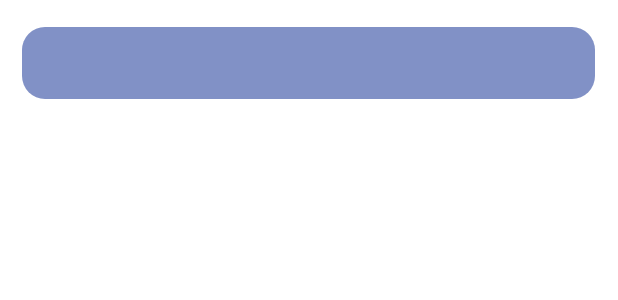
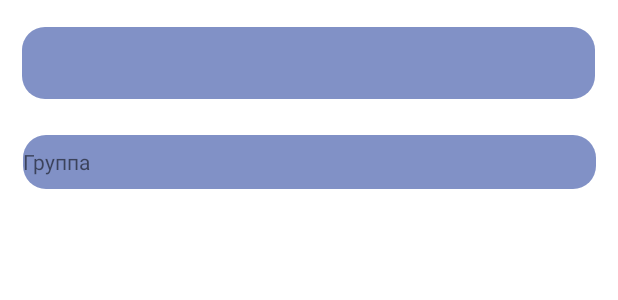
Before and after one commit to sorivma/MIITNavigation-mobile, an Android app: the layout fragment_timetable.xml on its own in the app's theme, with its tools: preview values and no code run, on a phone screen of 412 x 824 dp. Shown: the top 300 px of the screen. Run offline under Robolectric (Android 15) with nearby library versions, the phone set to English and light mode, and no system bars.

Commit message:
Update layouts
Add TextView in timetable fragment that is going to be used to select students group. Added pop-up layout where is list of groups is represented with a search bar

```diff
--- a/app/build.gradle
+++ b/app/build.gradle
@@ -34,7 +34,6 @@ android {
 }
 
 dependencies {
-
     implementation 'androidx.appcompat:appcompat:1.6.1'
     implementation 'com.google.android.material:material:1.8.0'
     implementation 'androidx.constraintlayout:constraintlayout:2.1.4'
--- a/app/src/main/java/com/example/miit_application/MainActivity.java
+++ b/app/src/main/java/com/example/miit_application/MainActivity.java
@@ -29,7 +29,6 @@ public class MainActivity extends AppCompatActivity {
         getSupportActionBar().setTitle(R.string.news);
         binding.bottomNavigationView.setOnItemSelectedListener(item -> {
             //Убрать switch
-
             switch (item.getItemId()) {
                 case R.id.news:
                     replaceFragment(new NewsFragment());
--- a/app/src/main/java/com/example/miit_application/NewsFragment.java
+++ b/app/src/main/java/com/example/miit_application/NewsFragment.java
@@ -102,6 +102,7 @@ public class NewsFragment extends Fragment {
         recyclerView.setAdapter(adapterRV);
     }
 
+    @NonNull
     private ArrayList<NewsModel> loadData() {
         ArrayList<NewsModel> newsModels = new ArrayList<>();
         for (int i = 0; i <= 10; i++) {
--- /dev/null
+++ b/app/src/main/java/com/example/miit_application/TimeController.java
@@ -0,0 +1,4 @@
+package com.example.miit_application;
+
+public class TimeController {
+}
--- a/app/src/main/java/com/example/miit_application/TimetableFragment.java
+++ b/app/src/main/java/com/example/miit_application/TimetableFragment.java
@@ -73,6 +73,8 @@ public class TimetableFragment extends Fragment {
         return view;
     }
 
+    // Убираем начала и концы пар в отделльный класс LessonTime (только хранит информацию о начале,
+    // конце пар). Логику переключения выносим в отдельный класс TimeController
     private Handler handler = new Handler();
     private int[][] intervals = {{8, 30, 9, 50}, {10, 5, 11, 25}, {11, 40, 13, 0}, {13, 45, 15, 5}, {15, 20, 16, 40}, {16, 55, 18, 15}, {18, 30, 19, 50}, {20, 5, 21, 25}};
     private void updateTime() {
--- /dev/null
+++ b/app/src/main/java/com/example/miit_application/model/LessonModel.java
@@ -0,0 +1,5 @@
+package com.example.miit_application.model;
+
+public class LessonModel {
+
+}
--- a/app/src/main/res/layout/activity_main.xml
+++ b/app/src/main/res/layout/activity_main.xml
@@ -14,7 +14,6 @@
         app:layout_constraintEnd_toEndOf="parent"
         app:layout_constraintStart_toStartOf="parent"
         app:layout_constraintTop_toTopOf="parent">
-
     </FrameLayout>
 
     <com.google.android.material.bottomnavigation.BottomNavigationView
--- a/app/src/main/res/layout/fragment_news.xml
+++ b/app/src/main/res/layout/fragment_news.xml
@@ -23,7 +23,8 @@
             app:layout_constraintHorizontal_bias="0.555"
             app:layout_constraintStart_toStartOf="parent"
             app:layout_constraintTop_toBottomOf="@+id/view"
-            app:layout_constraintVertical_bias="0.308" />
+            app:layout_constraintVertical_bias="0.308"
+            tools:listitem="@layout/item_article"/>
 
         <View
             android:id="@+id/view"
@@ -35,7 +36,6 @@
             app:layout_constraintHorizontal_bias="0.487"
             app:layout_constraintStart_toStartOf="parent"
             app:layout_constraintTop_toTopOf="parent"
-
             app:layout_constraintVertical_bias="0.023" />
 
         <TextView
--- a/app/src/main/res/layout/fragment_timetable.xml
+++ b/app/src/main/res/layout/fragment_timetable.xml
@@ -11,6 +11,19 @@
     <androidx.constraintlayout.widget.ConstraintLayout
         android:layout_width="match_parent"
         android:layout_height="match_parent">
+
+        <TextView
+            android:layout_width="382dp"
+            android:layout_height="36dp"
+            app:layout_constraintTop_toBottomOf="@id/view"
+            android:layout_marginTop="24dp"
+            app:layout_constraintStart_toStartOf="parent"
+            app:layout_constraintEnd_toEndOf="parent"
+            android:text="Группа"
+            android:gravity="center_vertical"
+            android:background="@drawable/viewshape1"
+            android:id="@+id/group_selector"
+            />
 
         <androidx.recyclerview.widget.RecyclerView
             android:id="@+id/recycle_view"
--- a/app/src/main/res/layout/item_article.xml
+++ b/app/src/main/res/layout/item_article.xml
@@ -14,10 +14,8 @@
         android:orientation="vertical"
         app:layout_constraintBottom_toBottomOf="parent"
         app:layout_constraintEnd_toEndOf="parent"
-        app:layout_constraintHorizontal_bias="0.491"
         app:layout_constraintStart_toStartOf="parent"
-        app:layout_constraintTop_toTopOf="parent"
-        app:layout_constraintVertical_bias="0.0">
+        app:layout_constraintTop_toTopOf="parent">
 
         <TextView
             android:id="@+id/text_title"
```
Also changed, not shown: app/src/main/res/layout/dialog_searchable_spinner.xml (added, +39 -0 lines).
